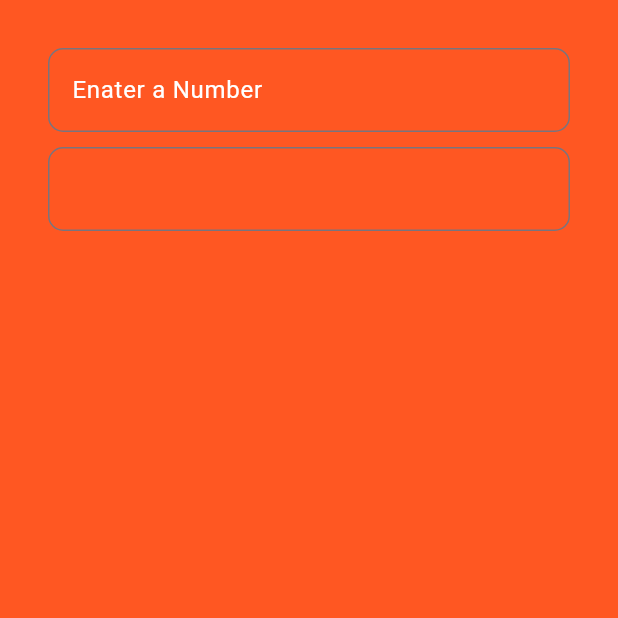
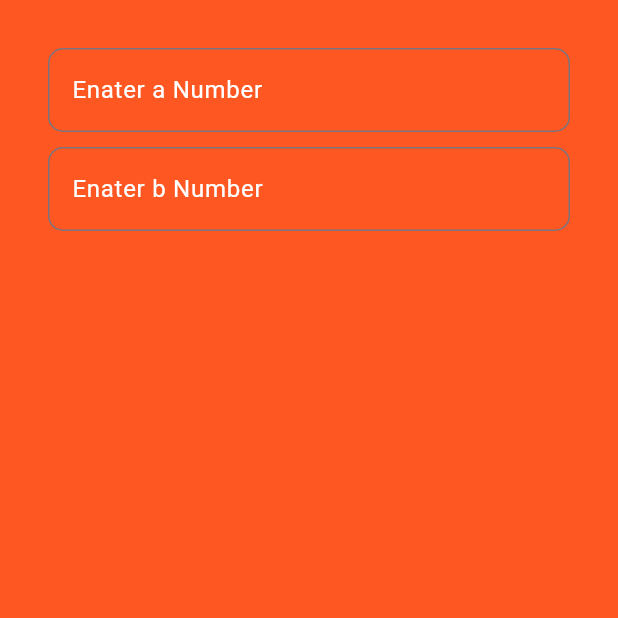
Before and after one commit to BIJOY-PAUL/flutter_learn, a Flutter app: the screen it shows after launch, on a phone screen of 412 x 824 dp, the top half of it. Run offline on Flutter 3.47's test engine with Material 3 defaults, Android fonts, the phone set to English and light mode, and no system bars.

Commit message:
hint text

```diff
--- a/lib/views/calculator_view.dart
+++ b/lib/views/calculator_view.dart
@@ -38,6 +38,8 @@ class CalculatorView extends StatelessWidget {
                 borderSide: BorderSide(color: Colors.black, width: 3.0),
                 borderRadius: BorderRadius.circular(10.0),
               ),
+              hintText: "Enater b Number",
+              hintStyle: TextStyle(color: Colors.white),
             ),
           ),
         ],
```
